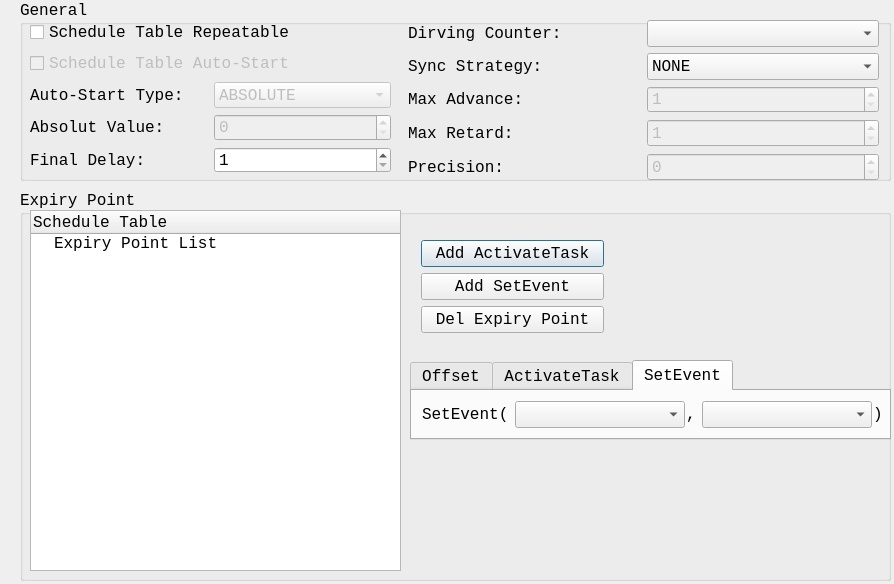
Above: tool/gainos-studio/ui/forms/cd_schedtbl.ui from parai/gainos-tk before the change. Below: the same form after it.
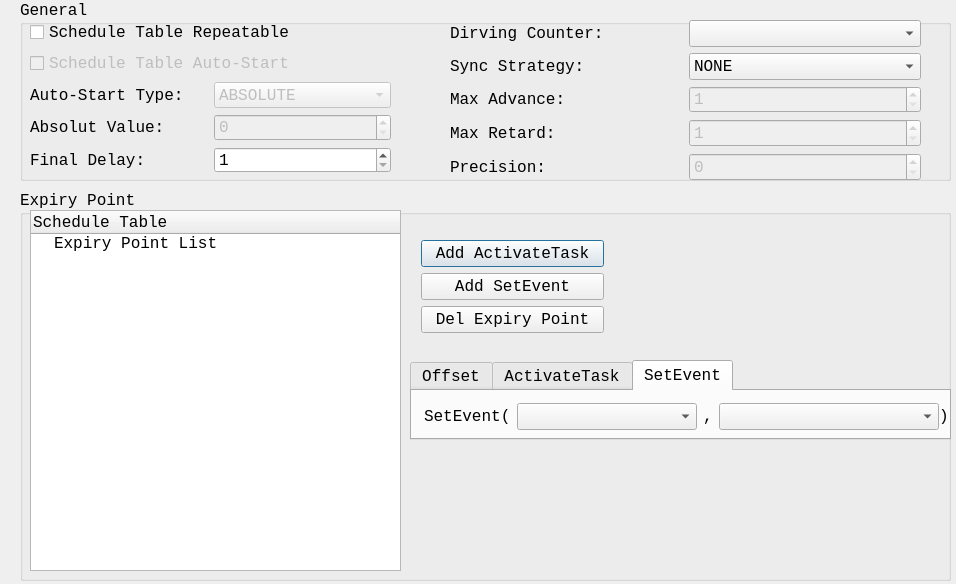
That is the form after the change. The open tabs and pages were chosen to show the change.

Patch:
```diff
--- a/tool/gainos-studio/ui/forms/cd_schedtbl.ui
+++ b/tool/gainos-studio/ui/forms/cd_schedtbl.ui
@@ -6,7 +6,7 @@
    <rect>
     <x>0</x>
     <y>0</y>
-    <width>894</width>
+    <width>956</width>
     <height>584</height>
    </rect>
   </property>
@@ -29,7 +29,7 @@
     <rect>
      <x>20</x>
      <y>0</y>
-     <width>871</width>
+     <width>931</width>
      <height>181</height>
     </rect>
    </property>
@@ -39,7 +39,7 @@
    <widget class="QWidget" name="layoutWidget">
     <property name="geometry">
      <rect>
-      <x>388</x>
+      <x>430</x>
       <y>20</y>
       <width>471</width>
       <height>161</height>
@@ -326,7 +326,7 @@
     <rect>
      <x>20</x>
      <y>190</y>
-     <width>871</width>
+     <width>931</width>
      <height>391</height>
     </rect>
    </property>
@@ -358,7 +358,7 @@
      <rect>
       <x>390</x>
       <y>170</y>
-      <width>481</width>
+      <width>541</width>
       <height>80</height>
      </rect>
     </property>
@@ -450,9 +450,9 @@
      <widget class="QWidget" name="">
       <property name="geometry">
        <rect>
-        <x>10</x>
-        <y>10</y>
-        <width>461</width>
+        <x>12</x>
+        <y>12</y>
+        <width>525</width>
         <height>27</height>
        </rect>
       </property>
@@ -468,7 +468,7 @@
         <widget class="QComboBox" name="cmbxSetTskId">
          <property name="minimumSize">
           <size>
-           <width>170</width>
+           <width>180</width>
            <height>0</height>
           </size>
          </property>
@@ -485,7 +485,7 @@
         <widget class="QComboBox" name="cmbxSetEnt">
          <property name="minimumSize">
           <size>
-           <width>170</width>
+           <width>220</width>
            <height>0</height>
           </size>
          </property>
@@ -502,7 +502,7 @@
      </widget>
     </widget>
    </widget>
-   <widget class="QWidget" name="">
+   <widget class="QWidget" name="layoutWidget">
     <property name="geometry">
      <rect>
       <x>401</x>
```
Left out of the diff: 6 changed lines with no effect on the pictures.
